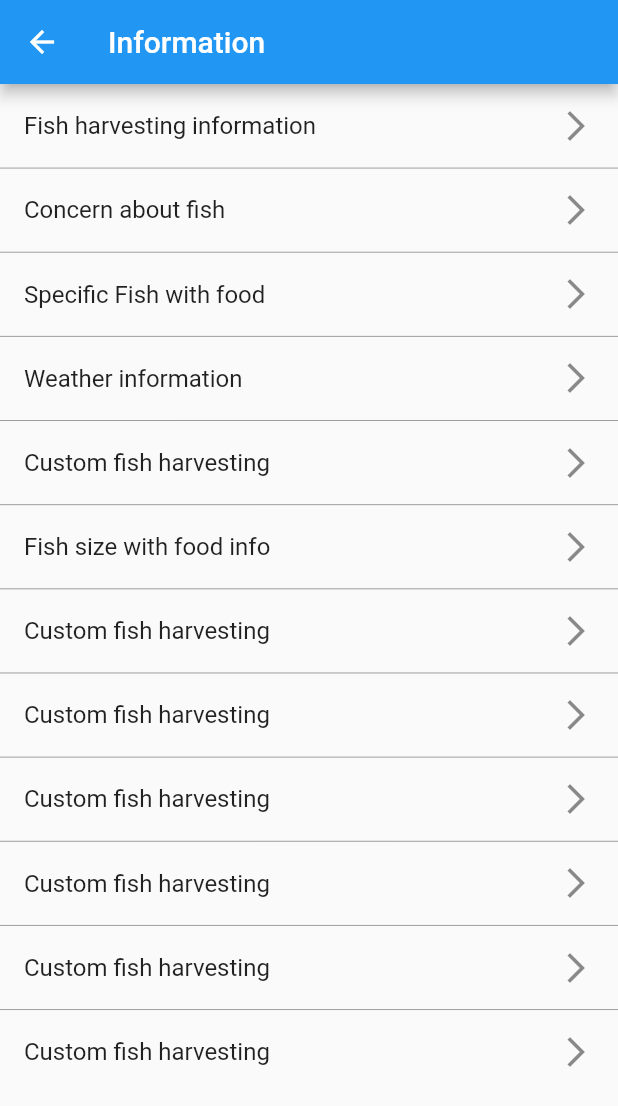
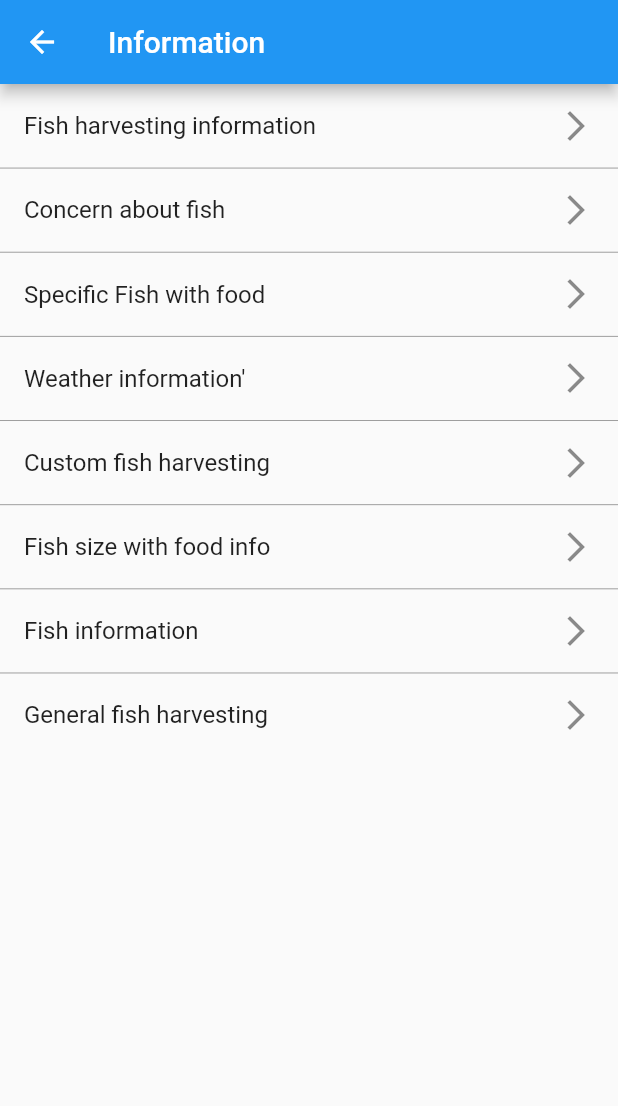
Before and after one commit to shakircam/flutter_demo_api, a Flutter app: the InformationList screen opened by its route, on a phone screen of 412 x 824 dp. Shown: the top 1106 px of the screen. Run offline on Flutter 3.47's test engine with Material 2 defaults, Android fonts, the phone set to English and light mode, and no system bars; our stand-ins replace dio, firebase_core, firebase_dynamic_links, flutter_secure_storage, flutter_svg, geolocator and 4 more; accounts and stored records are empty; network calls fail.

```diff
--- a/lib/core/utils/dami_list.dart
+++ b/lib/core/utils/dami_list.dart
@@ -22,20 +22,18 @@ class DamiList {
     },
   ];
 
-  static List<String> informationItems = [
-    'Fish harvesting information',
-    'Concern about fish ',
-    'Specific Fish with food ',
-    'Weather information',
-    'Custom fish harvesting',
-    'Fish size with food info',
-    'Custom fish harvesting',
-    'Custom fish harvesting',
-    'Custom fish harvesting',
-    'Custom fish harvesting',
-    'Custom fish harvesting',
-    'Custom fish harvesting',
+
+ static  List<InformationModel> informationItems = [
+    InformationModel(id: 1, name: "Fish harvesting information",des:"Fish harvesting information dami data "),
+    InformationModel(id: 2, name: "Concern about fish ",des:"Concern about fish dami data "),
+    InformationModel(id: 3, name: "Specific Fish with food ",des:"Specific Fish with food  dami data "),
+    InformationModel(id: 4, name: "Weather information'",des:"Weather information dami data "),
+    InformationModel(id: 5, name: "Custom fish harvesting",des:"Custom fish harvesting dami data "),
+    InformationModel(id: 6, name: "Fish size with food info",des:"Fish size with food info dami data "),
+    InformationModel(id: 7, name: "Fish information",des:"Fish information dami data "),
+    InformationModel(id: 8, name: "General fish harvesting",des:"General fish harvesting dami data "),
   ];
+
 
   static String damiText1 =
       "Lorem Ipsum is simply dummy text of the printing and typesetting industry. " +
@@ -58,3 +56,15 @@ class DamiList {
       " very popular during the Renaissance. The first line of Lorem Ipsum, " +
       "Lorem ipsum dolor sit amet, comes from a line in section 1.10.32.";
 }
+
+class InformationModel {
+  int? id;
+  String? name;
+  String? des;
+  InformationModel(
+      {  this.id,
+         this.name,
+        this.des,
+      });
+
+}
--- a/lib/modules/other/controller/other_controller.dart
+++ b/lib/modules/other/controller/other_controller.dart
@@ -37,7 +37,6 @@ class OtherController extends BaseController {
 
   @override
   void onInit() {
-    // startTimer();
     super.onInit();
   }
 
--- a/lib/modules/other/views/information_list.dart
+++ b/lib/modules/other/views/information_list.dart
@@ -14,15 +14,15 @@ class InformationList extends StatelessWidget {
         ),
         body: ListView.separated(
           itemBuilder: (context, index) => ListTile(
-            title: Text('${DamiList.informationItems[index]}'),
+            title: Text('${DamiList.informationItems[index].name}'),
             trailing: Icon(Icons.arrow_forward_ios),
             onTap: () {
               Get.toNamed(Routes.INFORMATION_DETAILS, arguments: {
-                "greeting": DamiList.informationItems[index],
+                "id": DamiList.informationItems[index].id,
               });
             },
           ),
-          separatorBuilder: (context, index) => Divider(
+          separatorBuilder: (context, index) => const Divider(
             height: 0.1, // set the height of the divider
             color: Colors.grey, // set the color of the divider
           ),
--- a/lib/routes/app_pages.dart
+++ b/lib/routes/app_pages.dart
@@ -48,7 +48,6 @@ class AppPages {
     GetPage(
       name: _Paths.INFORMATION_DETAILS,
       page: () => InformationDetails(),
-      transition: Transition.rightToLeft,
       binding: InformationDetailsBinding(),
     ),
   ];
--- a/lib/routes/app_routes.dart
+++ b/lib/routes/app_routes.dart
@@ -15,7 +15,7 @@ abstract class Routes {
 abstract class _Paths {
   static const MAIN = '/main';
   static const HOME = '/home';
-  static const SETTINGS = '/settings';
+  static const SETTINGS = '/setting';
   static const OTHER = '/other';
   static const INFORMATION_LIST = '/information-list';
   static const INFORMATION_DETAILS = '/information-details';
```
Also changed, not shown: lib/main.dart (+39 -5 lines), lib/modules/other/controller/details_controller.dart (added, +26 -0 lines), lib/modules/other/views/details_info.dart (+49 -41 lines), pubspec.lock.
